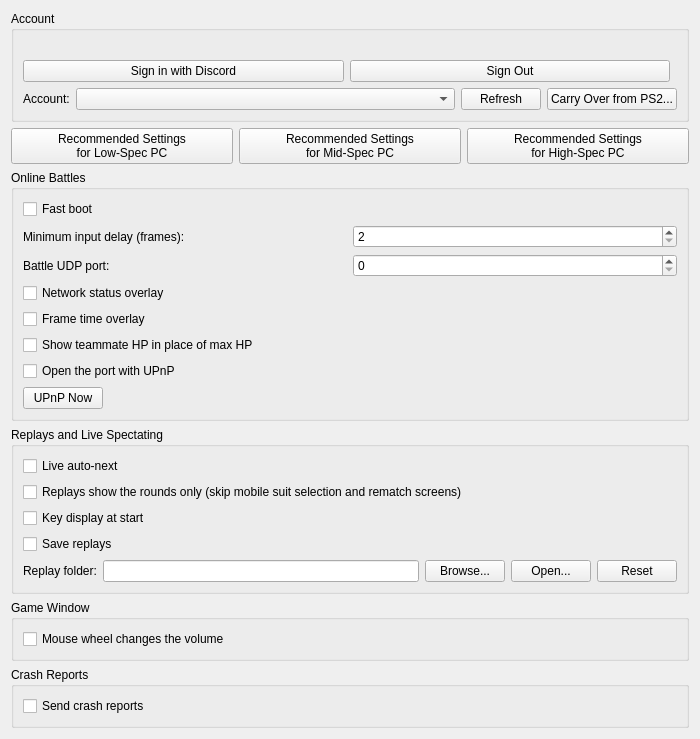
Old version of the form pcsx2-qt/Settings/ZdxsvSettingsWidget.ui in the repository inada-s/pcsx2.
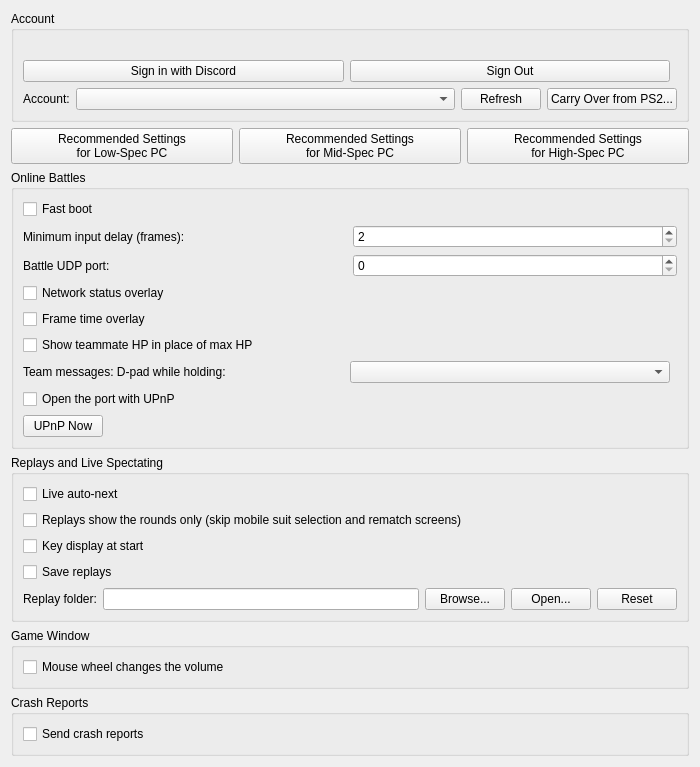
New version of the form.

Commit message: Zdxsv: a held button + D-pad or left stick sends the right-stick team messages; missing Japanese texts

The edit to the form file:
```diff
--- a/pcsx2-qt/Settings/ZdxsvSettingsWidget.ui
+++ b/pcsx2-qt/Settings/ZdxsvSettingsWidget.ui
@@ -206,6 +206,27 @@
         </property>
        </widget>
       </item>
+      <item>
+       <layout class="QHBoxLayout" name="zdxsvStickMessageLayout">
+        <item>
+         <widget class="QLabel" name="zdxsvStickMessageLabel">
+          <property name="text">
+           <string>Team messages: D-pad while holding:</string>
+          </property>
+         </widget>
+        </item>
+        <item>
+         <widget class="QComboBox" name="zdxsvStickMessageButton"/>
+        </item>
+        <item>
+         <spacer name="zdxsvStickMessageSpacer">
+          <property name="orientation">
+           <enum>Qt::Orientation::Horizontal</enum>
+          </property>
+         </spacer>
+        </item>
+       </layout>
+      </item>
       <item>
        <widget class="QCheckBox" name="zdxsvUPnP">
         <property name="text">
```
The commit also changes 16 other files.
